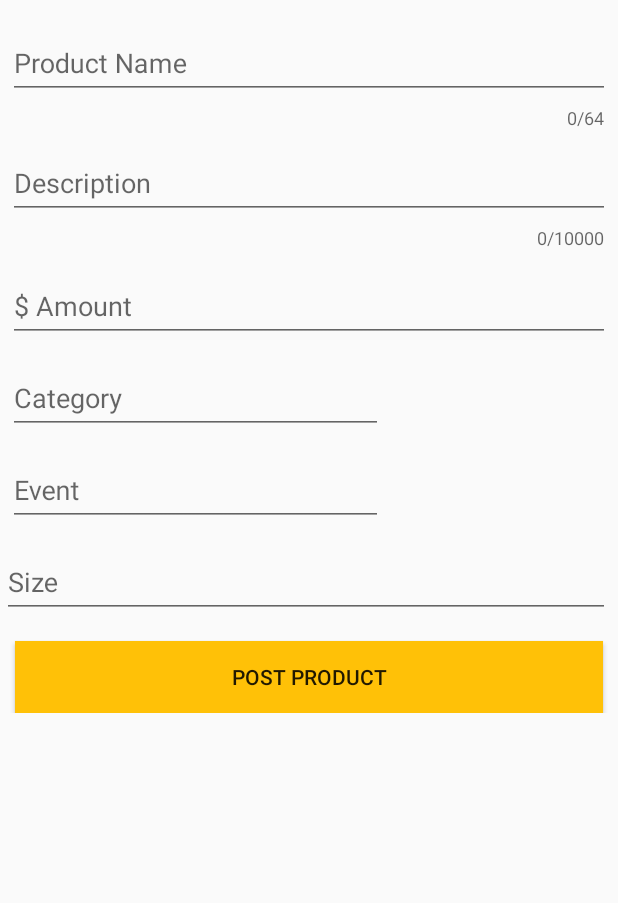
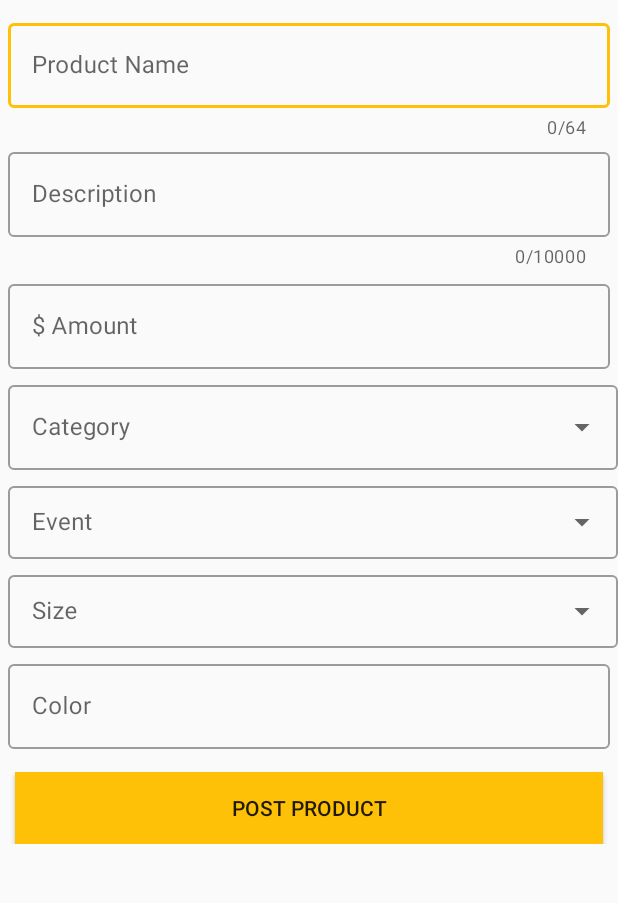
Before and after one commit to Kashish199/Fashion-Hub, an Android app: the AddProduct screen opened directly, with no data from a screen before it, on a phone screen of 412 x 824 dp, the part 234-1137 px from its top. Run offline under Robolectric (Android 15) with nearby library versions, the phone set to English and light mode, and no system bars.

Commit message:
Add product Ui

```diff
--- a/app/src/main/res/layout/activity_add_product.xml
+++ b/app/src/main/res/layout/activity_add_product.xml
@@ -26,6 +26,7 @@
 
             <com.google.android.material.textfield.TextInputLayout
                 android:id="@+id/p_name"
+                style="@style/Widget.MaterialComponents.TextInputLayout.OutlinedBox"
                 android:layout_width="match_parent"
                 android:layout_height="wrap_content"
                 android:layout_marginLeft="5dp"
@@ -46,6 +47,7 @@
                 android:id="@+id/des"
                 android:layout_width="match_parent"
                 android:layout_height="wrap_content"
+                style="@style/Widget.MaterialComponents.TextInputLayout.OutlinedBox"
                 android:layout_marginLeft="5dp"
                 android:layout_marginTop="3dp"
                 android:layout_marginRight="5dp"
@@ -65,6 +67,7 @@
                 android:layout_marginLeft="5dp"
                 android:layout_marginTop="5dp"
                 android:layout_marginRight="5dp"
+                style="@style/Widget.MaterialComponents.TextInputLayout.OutlinedBox"
                 android:hint="$ Amount ">
 
                 <com.google.android.material.textfield.TextInputEditText
@@ -73,8 +76,9 @@
             </com.google.android.material.textfield.TextInputLayout>
 
             <com.google.android.material.textfield.TextInputLayout
+                style="@style/Widget.MaterialComponents.TextInputLayout.OutlinedBox.ExposedDropdownMenu"
                 android:id="@+id/category1"
-                android:layout_width="250dp"
+                android:layout_width="match_parent"
                 android:layout_height="wrap_content"
                 android:layout_marginLeft="5dp"
                 android:layout_marginTop="5dp">
@@ -88,7 +92,8 @@
 
             <com.google.android.material.textfield.TextInputLayout
                 android:id="@+id/event1"
-                android:layout_width="250dp"
+                style="@style/Widget.MaterialComponents.TextInputLayout.OutlinedBox.Dense.ExposedDropdownMenu"
+                android:layout_width="match_parent"
                 android:layout_height="wrap_content"
                 android:layout_marginLeft="5dp"
                 android:layout_marginTop="5dp">
@@ -101,19 +106,35 @@
             </com.google.android.material.textfield.TextInputLayout>
 
             <com.google.android.material.textfield.TextInputLayout
-                android:id="@+id/p_size"
+                android:id="@+id/size1"
+                android:layout_width="match_parent"
+                style="@style/Widget.MaterialComponents.TextInputLayout.OutlinedBox.Dense.ExposedDropdownMenu"
+                android:layout_height="wrap_content"
+                android:layout_marginLeft="5dp"
+                android:layout_marginTop="5dp">
+
+                <AutoCompleteTextView
+                    android:id="@+id/size"
+                    android:layout_width="match_parent"
+                    android:layout_height="wrap_content"
+                    android:inputType="none"
+                    android:hint="Size" />
+            </com.google.android.material.textfield.TextInputLayout>
+
+            <com.google.android.material.textfield.TextInputLayout
+                android:id="@+id/color"
                 android:layout_width="match_parent"
                 android:layout_height="wrap_content"
-                android:layout_marginLeft="1dp"
+                android:layout_marginLeft="5dp"
                 android:layout_marginTop="5dp"
                 android:layout_marginRight="5dp"
-                android:hint="Size">
+                style="@style/Widget.MaterialComponents.TextInputLayout.OutlinedBox"
+                android:hint="Color ">
 
                 <com.google.android.material.textfield.TextInputEditText
                     android:layout_width="match_parent"
                     android:layout_height="wrap_content" />
             </com.google.android.material.textfield.TextInputLayout>
-
 
             <Button
                 android:id="@+id/post_product"
--- /dev/null
+++ b/app/src/main/res/layout/dropdown_item.xml
@@ -0,0 +1,9 @@
+<?xml version="1.0" encoding="utf-8"?>
+<TextView xmlns:android="http://schemas.android.com/apk/res/android"
+    android:layout_width="match_parent"
+    android:layout_height="wrap_content"
+    android:background="#ffffff"
+    android:ellipsize="end"
+    android:maxLines="1"
+    android:padding="16dp"
+    android:textAppearance="?attr/textAppearanceSubtitle1"/>
```
